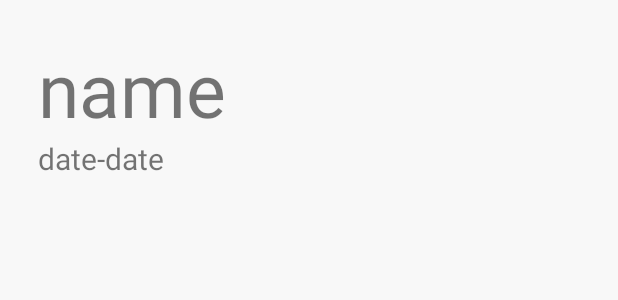
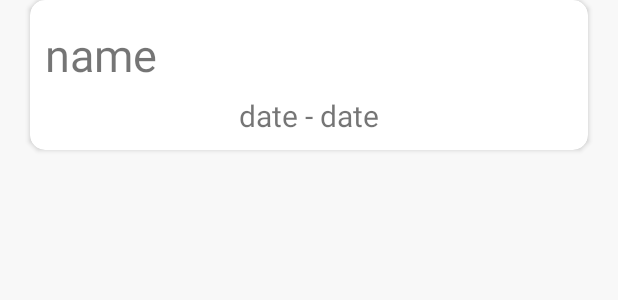
Before and after one commit to k-fin-2021/suf-cw-millions-app, an Android app: the layout rec_sub_item.xml on its own in the app's theme, with its tools: preview values and no code run, on a phone screen of 412 x 824 dp. Shown: the top 300 px of the screen. Run offline under Robolectric (Android 15) with nearby library versions, the phone set to English and light mode, and no system bars.

Commit message:
refix the UI

```diff
--- /dev/null
+++ b/app/src/main/res/drawable/general_corner_bg.xml
@@ -0,0 +1,6 @@
+<?xml version="1.0" encoding="utf-8"?>
+<shape xmlns:android="http://schemas.android.com/apk/res/android"
+    android:shape="rectangle">
+    <corners android:radius="30dp" />
+    <solid android:color="@color/kcl_red" />
+</shape>
--- a/app/src/main/res/layout/activity_main.xml
+++ b/app/src/main/res/layout/activity_main.xml
@@ -4,9 +4,11 @@
     xmlns:tools="http://schemas.android.com/tools"
     android:layout_width="match_parent"
     android:layout_height="match_parent"
+    android:background="@color/kcl_background"
     tools:context=".activity.MainActivity">
 
     <androidx.recyclerview.widget.RecyclerView
+        android:background="@color/kcl_background"
         android:id="@+id/main_recyclerview"
         android:layout_width="match_parent"
         android:layout_height="match_parent">
--- a/app/src/main/res/layout/rec_sub_item.xml
+++ b/app/src/main/res/layout/rec_sub_item.xml
@@ -1,27 +1,33 @@
 <?xml version="1.0" encoding="utf-8"?>
-<LinearLayout
-    xmlns:android="http://schemas.android.com/apk/res/android"
-    android:orientation="vertical"
-    android:layout_margin="20dp"
+<androidx.cardview.widget.CardView xmlns:android="http://schemas.android.com/apk/res/android"
+    xmlns:app="http://schemas.android.com/apk/res-auto"
+    android:layout_marginLeft="20dp"
+    android:layout_marginRight="20dp"
+    android:layout_marginBottom="20dp"
+    app:cardCornerRadius="10dp"
     android:layout_width="match_parent"
     android:layout_height="100dp">
 
+   <LinearLayout
+       android:orientation="vertical"
+       android:layout_margin="10dp"
+       android:layout_width="match_parent"
+       android:layout_height="match_parent">
        <TextView
            android:id="@+id/history_name"
            android:text="name"
-        android:textSize="50sp"
+           android:textSize="30sp"
            android:layout_weight="1"
-        android:padding="5dp"
            android:gravity="center_vertical"
            android:layout_width="match_parent"
            android:layout_height="match_parent"></TextView>
        <TextView
            android:id="@+id/date"
-        android:text="date-date"
+           android:text="date - date"
            android:textSize="20sp"
-        android:padding="5dp"
            android:layout_weight="2"
-        android:gravity="center_vertical"
+           android:gravity="center"
            android:layout_width="match_parent"
            android:layout_height="match_parent"></TextView>
    </LinearLayout>
+</androidx.cardview.widget.CardView>
--- a/app/src/main/res/values/themes.xml
+++ b/app/src/main/res/values/themes.xml
@@ -10,8 +10,10 @@
         <item name="colorSecondaryVariant">@color/kcl_grey_secondary</item>
         <item name="colorOnSecondary">@color/black</item>
         <!-- Status bar color. -->
-        <item name="android:statusBarColor" tools:targetApi="l">@color/kcl_status_bar_bg</item>
+        <item name="android:statusBarColor" tools:targetApi="l">@color/kcl_red_light</item>
         <!-- Customize your theme here. -->
         <item name="android:windowBackground">@color/kcl_background</item>
     </style>
+
+
 </resources>
```
Also changed, not shown: app/src/main/java/uk/ac/kcl/sufcwmillionapplication/view/MainRecAdapter.java (+23 -6 lines), app/src/main/res/layout/rec_main_item.xml (+18 -11 lines), app/src/main/res/layout/rec_whiteboard_item.xml (added, +19 -0 lines). Lines whose indentation alone changed are shown as unchanged.
